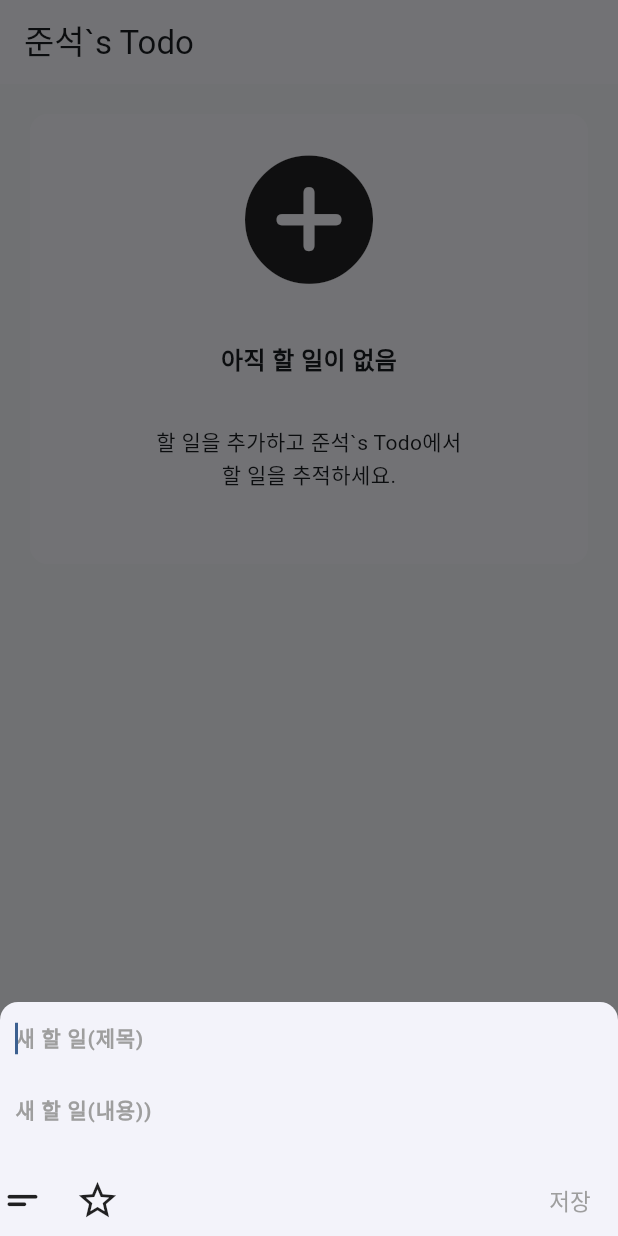
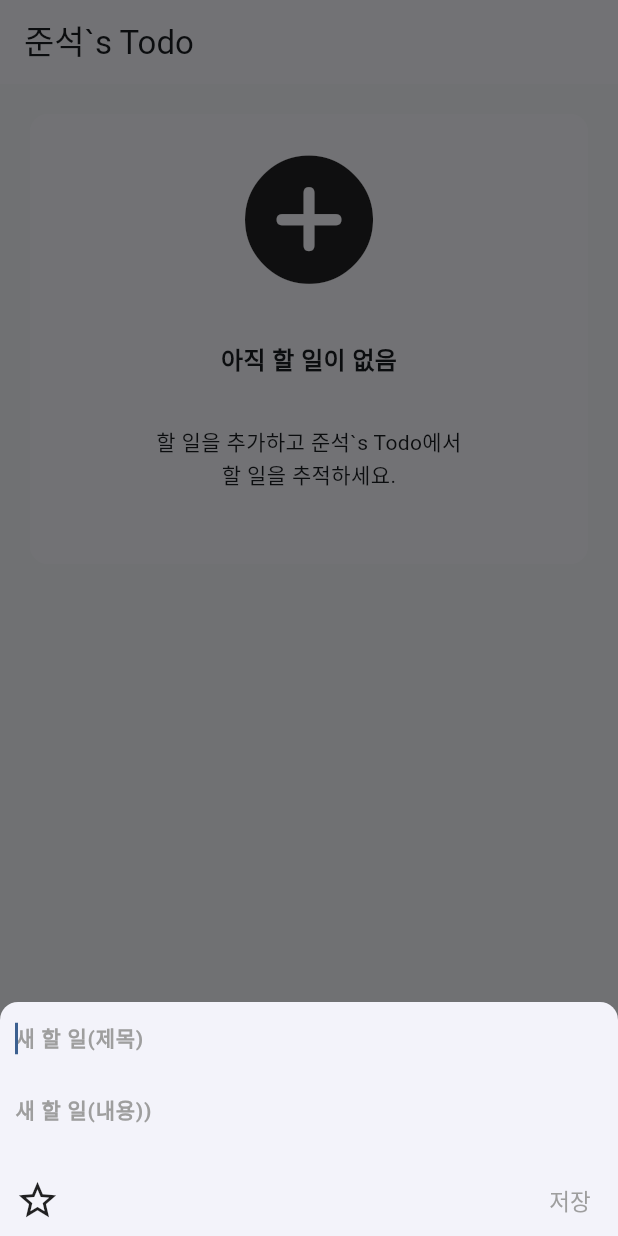
Before and after one commit to junseok1925/flutter_tasks_app_ver2, a Flutter app: the screen it shows after launch, after a tap on an icon or button, on a phone screen of 412 x 824 dp. Run offline on Flutter 3.47's test engine with Material 3 defaults, Android fonts, the phone set to English and light mode, and no system bars; our stand-ins replace cloud_firestore, firebase_core, go_router; accounts and stored records are empty.

Commit message:
fix : ui

```diff
--- a/lib/floatingActionBTN_widget.dart
+++ b/lib/floatingActionBTN_widget.dart
@@ -73,8 +73,8 @@ class FloatingActionBTNWidget extends StatelessWidget {
                   const SizedBox(height: 12),
                   Row(
                     children: [
-                      Icon(Icons.short_text_rounded, size: 30),
-                      SizedBox(width: 20),
+                      // Icon(Icons.short_text_rounded, size: 30),
+                      SizedBox(width: 10),
                       Icon(Icons.star_border, size: 30),
                       Spacer(),
                       TextButton(
--- a/lib/todo_detail_page.dart
+++ b/lib/todo_detail_page.dart
@@ -47,8 +47,8 @@ class TodoDetailPage extends StatelessWidget {
                           size: 28,
                         )
                       : Icon(
-                          Icons.check_circle_outline,
-                          color: Colors.grey,
+                          Icons.check_circle,
+                          color: context.appColor.sub,
                           size: 28,
                         ),
                   // todo.isDone ? Icons.check_circle : Icons.check_circle_outline,
@@ -56,8 +56,6 @@ class TodoDetailPage extends StatelessWidget {
                   // size: 28,
                 ),
                 IconButton(
-                  padding: EdgeInsets.zero,
-                  constraints: BoxConstraints(),
                   icon: Icon(Icons.delete, size: 22, color: Colors.red),
                   onPressed: () async {
                     await context.read<TodoViewModel>().deleteTodo(todo.id);
--- a/lib/todo_widget.dart
+++ b/lib/todo_widget.dart
@@ -1,4 +1,5 @@
 import 'package:flutter/material.dart';
+import 'package:flutter_tasks_app_ver2/theme.dart';
 
 class TodoWidget extends StatelessWidget {
   const TodoWidget({
@@ -31,8 +32,8 @@ class TodoWidget extends StatelessWidget {
               height: 30,
               decoration: BoxDecoration(
                 shape: BoxShape.circle,
-                border: Border.all(color: Theme.of(context).dividerColor),
-                color: isDone ? Theme.of(context).iconTheme.color : null,
+                border: Border.all(color: Colors.black12),
+                color: isDone ? context.appColor.main : null,
               ),
               child: isDone
                   ? Icon(Icons.check, color: Colors.white, size: 16)
```
Also changed, not shown: lib/pages/custom_theme.dart (+6 -6 lines).
